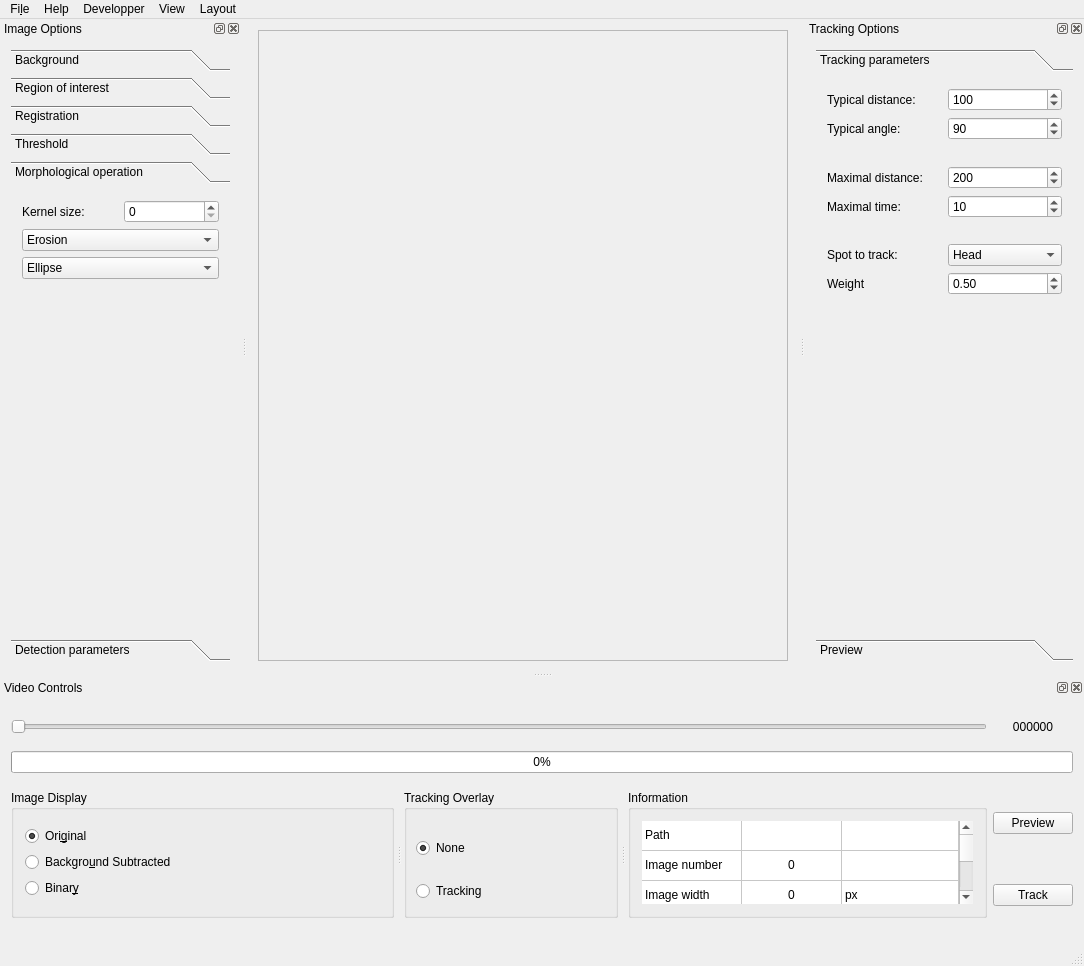
Old version of the form src/interactive.ui in the repository FastTrackOrg/FastTrack.
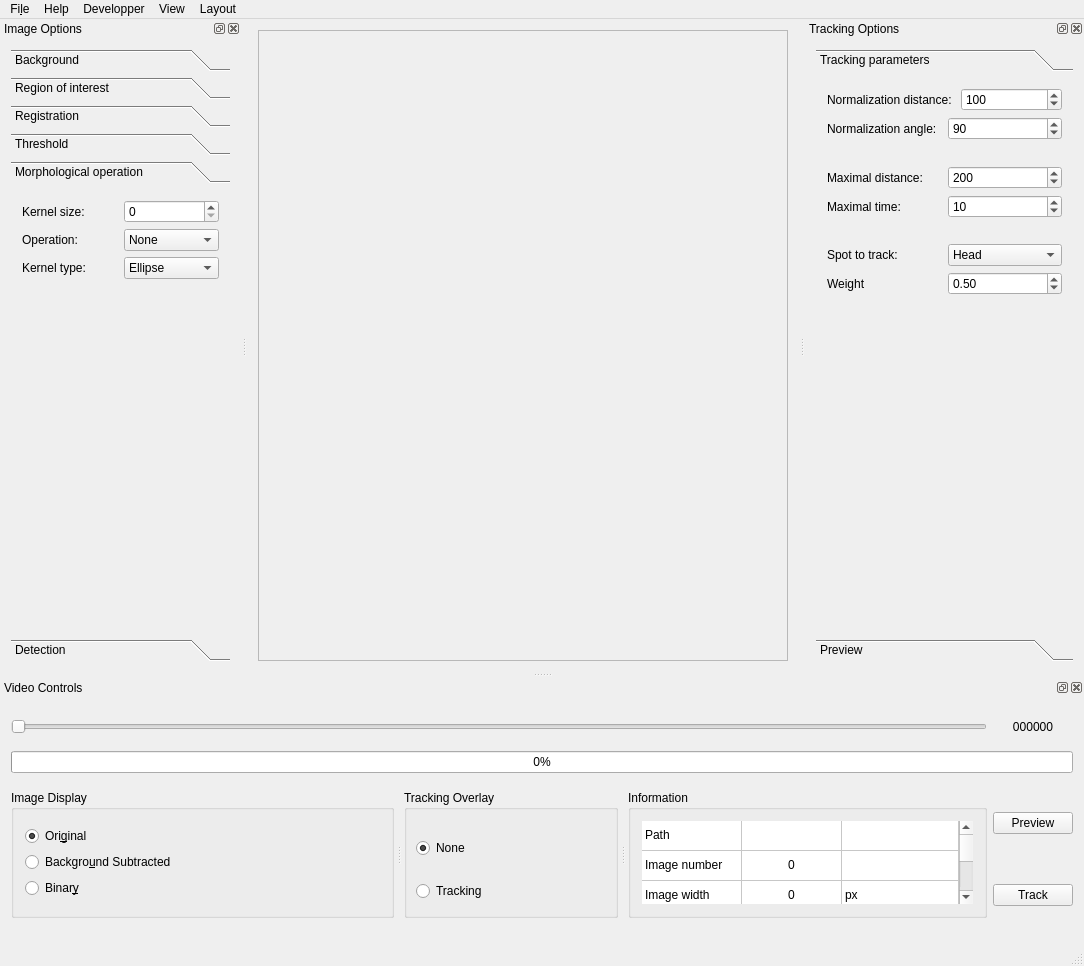
New version of the form. The open tabs and pages were chosen to show the change.

Commit message: [ref] global: made the ui clearer

```diff
--- a/src/interactive.ui
+++ b/src/interactive.ui
@@ -93,8 +93,8 @@
          <rect>
           <x>0</x>
           <y>0</y>
-          <width>261</width>
-          <height>556</height>
+          <width>283</width>
+          <height>542</height>
          </rect>
         </property>
         <attribute name="label">
@@ -106,7 +106,7 @@
            <item>
             <widget class="QLabel" name="label_13">
              <property name="text">
-              <string>Typical distance: </string>
+              <string>Normalization distance: </string>
              </property>
             </widget>
            </item>
@@ -127,7 +127,7 @@
            <item>
             <widget class="QLabel" name="label_14">
              <property name="text">
-              <string>Typical angle: </string>
+              <string>Normalization angle: </string>
              </property>
             </widget>
            </item>
@@ -448,7 +448,7 @@
            <item>
             <widget class="QLabel" name="label_2">
              <property name="text">
-              <string>Number of image: </string>
+              <string>Number of images: </string>
              </property>
             </widget>
            </item>
@@ -791,10 +791,34 @@
          <string>Morphological operation</string>
         </attribute>
         <layout class="QGridLayout" name="gridLayout_10">
+         <item row="0" column="0">
+          <layout class="QHBoxLayout" name="horizontalLayout_8">
+           <item>
+            <widget class="QLabel" name="label_9">
+             <property name="text">
+              <string>Kernel size:</string>
+             </property>
+            </widget>
+           </item>
+           <item>
+            <widget class="QSpinBox" name="kernelSize"/>
+           </item>
+          </layout>
+         </item>
          <item row="1" column="0">
           <layout class="QHBoxLayout" name="horizontalLayout_7">
+           <item>
+            <widget class="QLabel" name="label_22">
+             <property name="text">
+              <string>Operation:</string>
+             </property>
+            </widget>
+           </item>
            <item>
             <widget class="QComboBox" name="morphOperation">
+             <property name="currentIndex">
+              <number>8</number>
+             </property>
              <item>
               <property name="text">
                <string>Erosion</string>
@@ -835,21 +859,45 @@
                <string>Hit miss</string>
               </property>
              </item>
+             <item>
+              <property name="text">
+               <string>None</string>
+              </property>
+             </item>
             </widget>
            </item>
           </layout>
          </item>
-         <item row="0" column="0">
-          <layout class="QHBoxLayout" name="horizontalLayout_8">
+         <item row="2" column="0">
+          <layout class="QHBoxLayout" name="horizontalLayout_20">
            <item>
-            <widget class="QLabel" name="label_9">
+            <widget class="QLabel" name="label_23">
              <property name="text">
-              <string>Kernel size:</string>
+              <string>Kernel type:</string>
              </property>
             </widget>
            </item>
            <item>
-            <widget class="QSpinBox" name="kernelSize"/>
+            <widget class="QComboBox" name="kernelType">
+             <property name="currentIndex">
+              <number>2</number>
+             </property>
+             <item>
+              <property name="text">
+               <string>Rectangle</string>
+              </property>
+             </item>
+             <item>
+              <property name="text">
+               <string>Cross</string>
+              </property>
+             </item>
+             <item>
+              <property name="text">
+               <string>Ellipse</string>
+              </property>
+             </item>
+            </widget>
            </item>
           </layout>
          </item>
@@ -866,28 +914,6 @@
            </property>
           </spacer>
          </item>
-         <item row="2" column="0">
-          <widget class="QComboBox" name="kernelType">
-           <property name="currentIndex">
-            <number>2</number>
-           </property>
-           <item>
-            <property name="text">
-             <string>Rectangle</string>
-            </property>
-           </item>
-           <item>
-            <property name="text">
-             <string>Cross</string>
-            </property>
-           </item>
-           <item>
-            <property name="text">
-             <string>Ellipse</string>
-            </property>
-           </item>
-          </widget>
-         </item>
         </layout>
        </widget>
        <widget class="QWidget" name="page_2">
@@ -900,7 +926,7 @@
          </rect>
         </property>
         <attribute name="label">
-         <string>Detection parameters</string>
+         <string>Detection</string>
         </attribute>
         <layout class="QGridLayout" name="gridLayout">
          <item row="0" column="0">
```
The commit also changes 3 other files.
